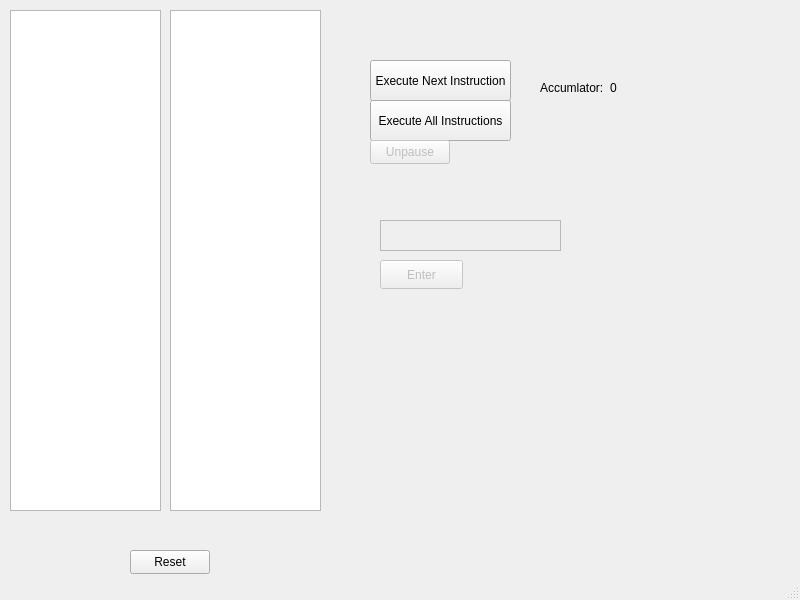
This is UVSim/mainwindow.ui in JoshuaTheEpic1/Software_Engineering as Qt 5 draws it before an edit. The edited form follows.
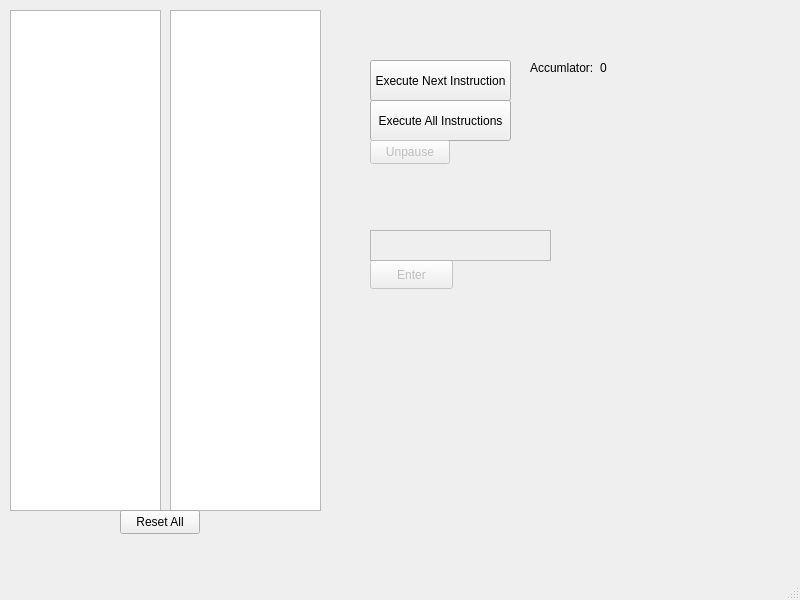
This is the edited form.

```diff
--- a/UVSim/mainwindow.ui
+++ b/UVSim/mainwindow.ui
@@ -33,7 +33,7 @@
     </property>
     <property name="geometry">
      <rect>
-      <x>380</x>
+      <x>370</x>
       <y>260</y>
       <width>83</width>
       <height>29</height>
@@ -49,8 +49,8 @@
     </property>
     <property name="geometry">
      <rect>
-      <x>380</x>
-      <y>220</y>
+      <x>370</x>
+      <y>230</y>
       <width>181</width>
       <height>31</height>
      </rect>
@@ -65,8 +65,8 @@
    <widget class="QLabel" name="accumulator">
     <property name="geometry">
      <rect>
-      <x>540</x>
-      <y>80</y>
+      <x>530</x>
+      <y>60</y>
       <width>71</width>
       <height>16</height>
      </rect>
@@ -78,8 +78,8 @@
    <widget class="QLabel" name="accumulatorInt">
     <property name="geometry">
      <rect>
-      <x>610</x>
-      <y>80</y>
+      <x>600</x>
+      <y>60</y>
       <width>49</width>
       <height>16</height>
      </rect>
@@ -140,14 +140,14 @@
    <widget class="QPushButton" name="resetButton">
     <property name="geometry">
      <rect>
-      <x>130</x>
-      <y>550</y>
+      <x>120</x>
+      <y>510</y>
       <width>80</width>
       <height>24</height>
      </rect>
     </property>
     <property name="text">
-     <string>Reset</string>
+     <string>Reset All</string>
     </property>
    </widget>
   </widget>
```
Left out of the diff: 2 changed lines with no effect on the pictures.
